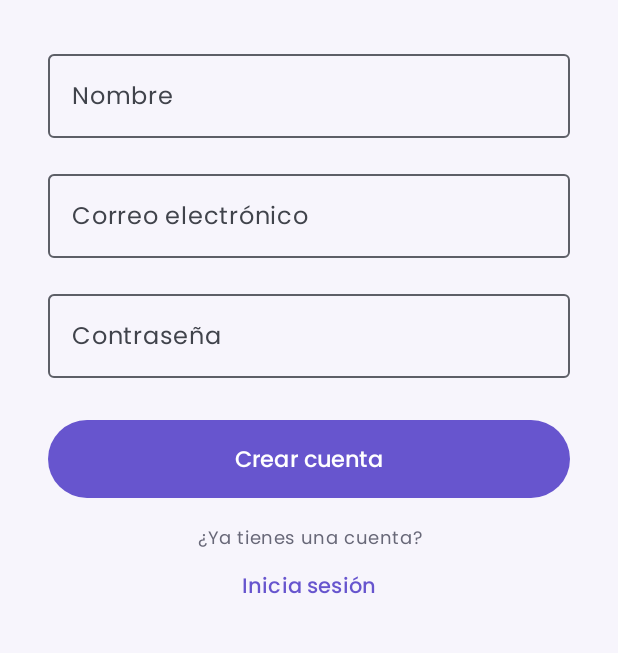
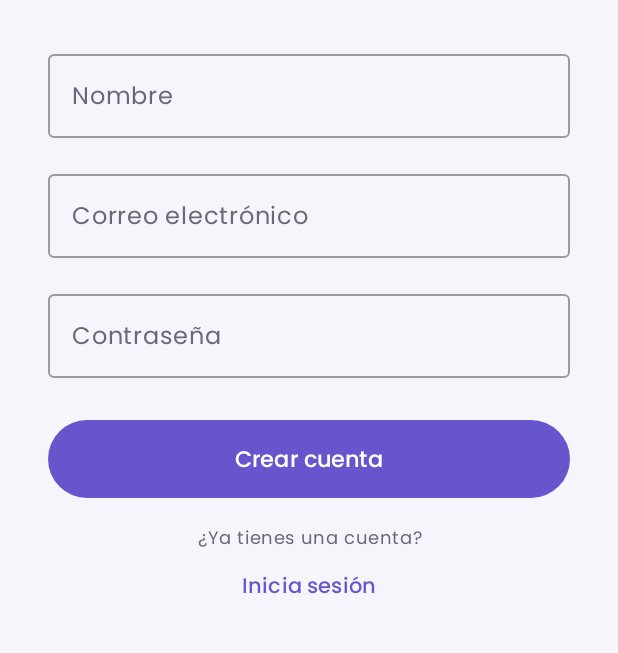
Before and after one commit to polincalin/Refocus, an Android app built with Jetpack Compose: the screen it shows after launch (MainActivity), after a tap on "Regístrate", on a phone screen of 412 x 824 dp, the part 518-1171 px from its top. Run offline under Robolectric (Android 15) with nearby library versions, the phone set to English and light mode, and no system bars; our stand-ins replace Firebase (no records; nobody signed in at launch, a user with empty details on screens opened directly).

Commit message:
Actualiza app Android y corrige interfaz

```diff
--- a/android-app/app/src/main/java/com/example/refocus/LoginScreen.kt
+++ b/android-app/app/src/main/java/com/example/refocus/LoginScreen.kt
@@ -43,104 +43,202 @@ fun LoginScreen(
     onRegisterClick: () -> Unit,
     onLoginSuccess: () -> Unit
 ) {
-    var email by remember { mutableStateOf("") }
-    var password by remember { mutableStateOf("") }
-    var cargando by remember { mutableStateOf(false) }
-    var recuperando by remember { mutableStateOf(false) }
+
+    var email by remember {
+        mutableStateOf("")
+    }
+
+    var password by remember {
+        mutableStateOf("")
+    }
+
+    var cargando by remember {
+        mutableStateOf(false)
+    }
+
+    var recuperando by remember {
+        mutableStateOf(false)
+    }
 
     val context = LocalContext.current
-    val auth = remember { FirebaseAuth.getInstance() }
+
+    val auth = remember {
+        FirebaseAuth.getInstance()
+    }
+
+    val coloresCampo = OutlinedTextFieldDefaults.colors(
+
+        focusedTextColor = Color(0xFF1D427A),
+        unfocusedTextColor = Color(0xFF1D427A),
+
+        focusedLabelColor = Color(0xFF6755CE),
+        unfocusedLabelColor = Color(0xFF686878),
+
+        focusedBorderColor = Color(0xFF6755CE),
+        unfocusedBorderColor = Color(0xFF9A9AA3),
+
+        cursorColor = Color(0xFF6755CE),
+
+        disabledTextColor = Color(0xFF686878),
+        disabledBorderColor = Color(0xFFB7B7C0),
+        disabledLabelColor = Color(0xFF8A8A95)
+    )
 
     Surface(
         modifier = Modifier.fillMaxSize(),
         color = Color(0xFFF7F5FC)
     ) {
+
         Column(
             modifier = Modifier
                 .fillMaxSize()
                 .padding(horizontal = 32.dp),
+
             verticalArrangement = Arrangement.Center,
+
             horizontalAlignment = Alignment.CenterHorizontally
         ) {
+
             Image(
-                painter = painterResource(id = R.drawable.logo),
+                painter = painterResource(
+                    id = R.drawable.logo
+                ),
+
                 contentDescription = "Logo ReFocus",
+
                 modifier = Modifier.width(190.dp),
+
                 contentScale = ContentScale.Fit
             )
 
-            Spacer(Modifier.height(32.dp))
+            Spacer(
+                modifier = Modifier.height(32.dp)
+            )
 
             Text(
                 text = "Inicia sesión",
+
                 style = MaterialTheme.typography.headlineSmall,
+
                 fontWeight = FontWeight.SemiBold,
+
                 color = Color(0xFF1D427A)
             )
 
-            Spacer(Modifier.height(8.dp))
+            Spacer(
+                modifier = Modifier.height(8.dp)
+            )
 
             Text(
                 text = "Continúa con tu cuenta de ReFocus",
+
                 style = MaterialTheme.typography.bodyMedium,
-                color = Color(0xFF686878)
+
+                color = Color(0xFF686878),
+
+                textAlign = TextAlign.Center
             )
 
-            Spacer(Modifier.height(32.dp))
-
-            OutlinedTextField(
-                value = email,
-                onValueChange = { email = it },
-                label = { Text("Correo electrónico") },
-                keyboardOptions = KeyboardOptions(keyboardType = KeyboardType.Email),
-                singleLine = true,
-                enabled = !cargando && !recuperando,
-                modifier = Modifier.fillMaxWidth(),
-                colors = OutlinedTextFieldDefaults.colors(
-                    focusedBorderColor = Color(0xFF6755CE),
-                    focusedLabelColor = Color(0xFF6755CE),
-                    cursorColor = Color(0xFF6755CE)
-                )
+            Spacer(
+                modifier = Modifier.height(32.dp)
             )
 
-            Spacer(Modifier.height(16.dp))
+            // CORREO
+            OutlinedTextField(
 
-            OutlinedTextField(
-                value = password,
-                onValueChange = { password = it },
-                label = { Text("Contraseña") },
-                visualTransformation = PasswordVisualTransformation(),
+                value = email,
+
+                onValueChange = {
+                    email = it
+                },
+
+                label = {
+                    Text("Correo electrónico")
+                },
+
+                keyboardOptions = KeyboardOptions(
+                    keyboardType = KeyboardType.Email
+                ),
+
                 singleLine = true,
+
                 enabled = !cargando && !recuperando,
+
                 modifier = Modifier.fillMaxWidth(),
-                colors = OutlinedTextFieldDefaults.colors(
-                    focusedBorderColor = Color(0xFF6755CE),
-                    focusedLabelColor = Color(0xFF6755CE),
-                    cursorColor = Color(0xFF6755CE)
-                )
+
+                colors = coloresCampo
             )
 
+            Spacer(
+                modifier = Modifier.height(16.dp)
+            )
+
+            // CONTRASEÑA
+            OutlinedTextField(
+
+                value = password,
+
+                onValueChange = {
+                    password = it
+                },
+
+                label = {
+                    Text("Contraseña")
+                },
+
+                visualTransformation =
+                    PasswordVisualTransformation(),
+
+                keyboardOptions = KeyboardOptions(
+                    keyboardType = KeyboardType.Password
+                ),
+
+                singleLine = true,
+
+                enabled = !cargando && !recuperando,
+
+                modifier = Modifier.fillMaxWidth(),
+
+                colors = coloresCampo
+            )
+
+            // OLVIDÉ MI CONTRASEÑA
             TextButton(
+
                 onClick = {
-                    val emailLimpio = email.trim()
+
+                    val emailLimpio =
+                        email.trim()
+
                     if (emailLimpio.isEmpty()) {
+
                         Toast.makeText(
                             context,
                             "Escribe primero tu correo electrónico",
                             Toast.LENGTH_SHORT
                         ).show()
+
                     } else {
+
                         recuperando = true
-                        auth.sendPasswordResetEmail(emailLimpio)
+
+                        auth.sendPasswordResetEmail(
+                            emailLimpio
+                        )
                             .addOnCompleteListener { tarea ->
+
                                 recuperando = false
+
                                 if (tarea.isSuccessful) {
+
                                     Toast.makeText(
                                         context,
                                         "Te enviamos un correo para restablecer tu contraseña",
                                         Toast.LENGTH_LONG
                                     ).show()
+
                                 } else {
+
                                     Toast.makeText(
                                         context,
                                         "No se pudo enviar el correo de recuperación",
@@ -150,35 +248,70 @@ fun LoginScreen(
                             }
                     }
                 },
-                enabled = !cargando && !recuperando,
-                modifier = Modifier.align(Alignment.End)
+
+                enabled =
+                    !cargando &&
+                            !recuperando,
+
+                modifier =
+                    Modifier.align(
+                        Alignment.End
+                    )
             ) {
+
                 Text(
-                    text = if (recuperando) "Enviando..." else "¿Olvidaste tu contraseña?",
-                    color = Color(0xFF6755CE)
+                    text =
+                        if (recuperando)
+                            "Enviando..."
+                        else
+                            "¿Olvidaste tu contraseña?",
+
+                    color =
+                        Color(0xFF6755CE)
                 )
             }
 
-            Spacer(Modifier.height(10.dp))
+            Spacer(
+                modifier = Modifier.height(10.dp)
+            )
 
+            // INICIAR SESIÓN
             Button(
+
                 onClick = {
-                    val emailLimpio = email.trim()
 
-                    if (emailLimpio.isEmpty() || password.isEmpty()) {
+                    val emailLimpio =
+                        email.trim()
+
+                    if (
+                        emailLimpio.isEmpty() ||
+                        password.isEmpty()
+                    ) {
+
                         Toast.makeText(
                             context,
                             "Completa todos los campos",
                             Toast.LENGTH_SHORT
                         ).show()
+
                     } else {
+
                         cargando = true
-                        auth.signInWithEmailAndPassword(emailLimpio, password)
+
+                        auth.signInWithEmailAndPassword(
+                            emailLimpio,
+                            password
+                        )
                             .addOnCompleteListener { tarea ->
+
                                 cargando = false
+
                                 if (tarea.isSuccessful) {
+
                                     onLoginSuccess()
+
                                 } else {
+
                                     Toast.makeText(
                                         context,
                                         "No se pudo iniciar sesión. Revisa tus datos.",
@@ -188,33 +321,71 @@ fun LoginScreen(
                             }
                     }
                 },
-                enabled = !cargando && !recuperando,
+
+                enabled =
+                    !cargando &&
+                            !recuperando,
+
                 modifier = Modifier
                     .fillMaxWidth()
                     .height(52.dp),
-                colors = ButtonDefaults.buttonColors(containerColor = Color(0xFF6755CE))
+
+                colors =
+                    ButtonDefaults.buttonColors(
+                        containerColor =
+                            Color(0xFF6755CE)
+                    )
             ) {
+
                 Text(
-                    text = if (cargando) "Iniciando sesión..." else "Iniciar sesión",
-                    fontWeight = FontWeight.Medium,
+                    text =
+                        if (cargando)
+                            "Iniciando sesión..."
+                        else
+                            "Iniciar sesión",
+
+                    fontWeight =
+                        FontWeight.Medium,
+
                     fontSize = 15.sp
                 )
             }
 
-            Spacer(Modifier.height(18.dp))
+            Spacer(
+                modifier = Modifier.height(18.dp)
+            )
 
             Text(
                 text = "¿No tienes una cuenta?",
-                style = MaterialTheme.typography.bodySmall,
-                color = Color(0xFF686878),
-                textAlign = TextAlign.Center
+
+                style =
+                    MaterialTheme.typography.bodySmall,
+
+                color =
+                    Color(0xFF686878),
+
+                textAlign =
+                    TextAlign.Center
             )
 
-            TextButton(onClick = onRegisterClick, enabled = !cargando && !recuperando) {
+            TextButton(
+
+                onClick =
+                    onRegisterClick,
+
+                enabled =
+                    !cargando &&
+                            !recuperando
+            ) {
+
                 Text(
                     text = "Regístrate",
-                    color = Color(0xFF6755CE),
-                    fontWeight = FontWeight.Medium
+
+                    color =
+                        Color(0xFF6755CE),
+
+                    fontWeight =
+                        FontWeight.Medium
                 )
             }
         }
--- a/android-app/app/src/main/java/com/example/refocus/MainActivity.kt
+++ b/android-app/app/src/main/java/com/example/refocus/MainActivity.kt
@@ -16,56 +16,105 @@ class MainActivity : ComponentActivity() {
         super.onCreate(savedInstanceState)
 
         setContent {
-            ReFocusTheme {
-                var pantallaActual by remember { mutableStateOf("login") }
-                var duracionUltimaSesion by remember { mutableIntStateOf(0) }
+
+            ReFocusTheme(
+                darkTheme = false,
+                dynamicColor = false
+            ) {
+
+                var pantallaActual by remember {
+                    mutableStateOf("login")
+                }
+
+                var duracionUltimaSesion by remember {
+                    mutableIntStateOf(0)
+                }
 
                 when (pantallaActual) {
+
                     "login" -> LoginScreen(
-                        onRegisterClick = { pantallaActual = "registro" },
-                        onLoginSuccess = { pantallaActual = "home" }
+                        onRegisterClick = {
+                            pantallaActual = "registro"
+                        },
+                        onLoginSuccess = {
+                            pantallaActual = "home"
+                        }
                     )
 
                     "registro" -> RegisterScreen(
-                        onLoginClick = { pantallaActual = "login" }
+                        onLoginClick = {
+                            pantallaActual = "login"
+                        }
                     )
 
                     "home" -> HomeScreen(
-                        onStartStudySession = { pantallaActual = "study" },
-                        onStatsClick = { pantallaActual = "stats" },
-                        onHabitsClick = { pantallaActual = "habits" },
-                        onTipsClick = { pantallaActual = "tips" },
-                        onLogout = { pantallaActual = "login" }
+                        onStartStudySession = {
+                            pantallaActual = "study"
+                        },
+                        onStatsClick = {
+                            pantallaActual = "stats"
+                        },
+                        onHabitsClick = {
+                            pantallaActual = "habits"
+                        },
+                        onTipsClick = {
+                            pantallaActual = "tips"
+                        },
+                        onLogout = {
+                            pantallaActual = "login"
+                        }
                     )
 
                     "study" -> StudySessionScreen(
                         onFinishSession = { duracion ->
+
                             duracionUltimaSesion = duracion
+
                             pantallaActual = "summary"
                         }
                     )
 
                     "summary" -> SessionSummaryScreen(
                         duracionSegundos = duracionUltimaSesion,
-                        onBackHome = { pantallaActual = "home" }
+                        onBackHome = {
+                            pantallaActual = "home"
+                        }
                     )
 
                     "stats" -> StatsScreen(
-                        onHomeClick = { pantallaActual = "home" },
-                        onHabitsClick = { pantallaActual = "habits" },
-                        onTipsClick = { pantallaActual = "tips" }
+                        onHomeClick = {
+                            pantallaActual = "home"
+                        },
+                        onHabitsClick = {
+                            pantallaActual = "habits"
+                        },
+                        onTipsClick = {
+                            pantallaActual = "tips"
+                        }
                     )
 
                     "habits" -> HabitsScreen(
-                        onHomeClick = { pantallaActual = "home" },
-                        onStatsClick = { pantallaActual = "stats" },
-                        onTipsClick = { pantallaActual = "tips" }
+                        onHomeClick = {
+                            pantallaActual = "home"
+                        },
+                        onStatsClick = {
+                            pantallaActual = "stats"
+                        },
+                        onTipsClick = {
+                            pantallaActual = "tips"
+                        }
                     )
 
                     "tips" -> TipsScreen(
-                        onHomeClick = { pantallaActual = "home" },
-                        onStatsClick = { pantallaActual = "stats" },
-                        onHabitsClick = { pantallaActual = "habits" }
+                        onHomeClick = {
+                            pantallaActual = "home"
+                        },
+                        onStatsClick = {
+                            pantallaActual = "stats"
+                        },
+                        onHabitsClick = {
+                            pantallaActual = "habits"
+                        }
                     )
                 }
             }
--- a/android-app/app/src/main/java/com/example/refocus/RegisterScreen.kt
+++ b/android-app/app/src/main/java/com/example/refocus/RegisterScreen.kt
@@ -66,6 +66,19 @@ fun RegisterScreen(
         FirebaseAuth.getInstance()
     }
 
+    val coloresCampo = OutlinedTextFieldDefaults.colors(
+        focusedTextColor = Color(0xFF1D427A),
+        unfocusedTextColor = Color(0xFF1D427A),
+
+        focusedLabelColor = Color(0xFF6755CE),
+        unfocusedLabelColor = Color(0xFF686878),
+
+        focusedBorderColor = Color(0xFF6755CE),
+        unfocusedBorderColor = Color(0xFF9A9AA3),
+
+        cursorColor = Color(0xFF6755CE)
+    )
+
     Surface(
         modifier = Modifier.fillMaxSize(),
         color = Color(0xFFF7F5FC)
@@ -113,6 +126,7 @@ fun RegisterScreen(
                 modifier = Modifier.height(28.dp)
             )
 
+            // NOMBRE
             OutlinedTextField(
                 value = nombre,
                 onValueChange = {
@@ -124,17 +138,14 @@ fun RegisterScreen(
                 singleLine = true,
                 enabled = !cargando,
                 modifier = Modifier.fillMaxWidth(),
-                colors = OutlinedTextFieldDefaults.colors(
-                    focusedBorderColor = Color(0xFF6755CE),
-                    focusedLabelColor = Color(0xFF6755CE),
-                    cursorColor = Color(0xFF6755CE)
-                )
+                colors = coloresCampo
             )
 
             Spacer(
                 modifier = Modifier.height(16.dp)
             )
 
+            // CORREO
             OutlinedTextField(
                 value = email,
                 onValueChange = {
@@ -149,17 +160,14 @@ fun RegisterScreen(
                 singleLine = true,
                 enabled = !cargando,
                 modifier = Modifier.fillMaxWidth(),
-                colors = OutlinedTextFieldDefaults.colors(
-                    focusedBorderColor = Color(0xFF6755CE),
-                    focusedLabelColor = Color(0xFF6755CE),
-                    cursorColor = Color(0xFF6755CE)
-                )
+                colors = coloresCampo
             )
 
             Spacer(
                 modifier = Modifier.height(16.dp)
             )
 
+            // CONTRASEÑA
             OutlinedTextField(
                 value = password,
                 onValueChange = {
@@ -169,20 +177,20 @@ fun RegisterScreen(
                     Text("Contraseña")
                 },
                 visualTransformation = PasswordVisualTransformation(),
+                keyboardOptions = KeyboardOptions(
+                    keyboardType = KeyboardType.Password
+                ),
                 singleLine = true,
                 enabled = !cargando,
                 modifier = Modifier.fillMaxWidth(),
-                colors = OutlinedTextFieldDefaults.colors(
-                    focusedBorderColor = Color(0xFF6755CE),
-                    focusedLabelColor = Color(0xFF6755CE),
-                    cursorColor = Color(0xFF6755CE)
-                )
+                colors = coloresCampo
             )
 
             Spacer(
                 modifier = Modifier.height(28.dp)
             )
 
+            // CREAR CUENTA
             Button(
                 onClick = {
 
@@ -244,11 +252,8 @@ fun RegisterScreen(
                                             Toast.LENGTH_SHORT
                                         ).show()
 
-                                        // Por ahora cerramos sesión
-                                        // porque todavía no tenemos Home.
                                         auth.signOut()
 
-                                        // Volvemos al Login.
                                         onLoginClick()
                                     }
 
```
Also changed, not shown: android-app/app/build.gradle.kts (+4 -3 lines).
